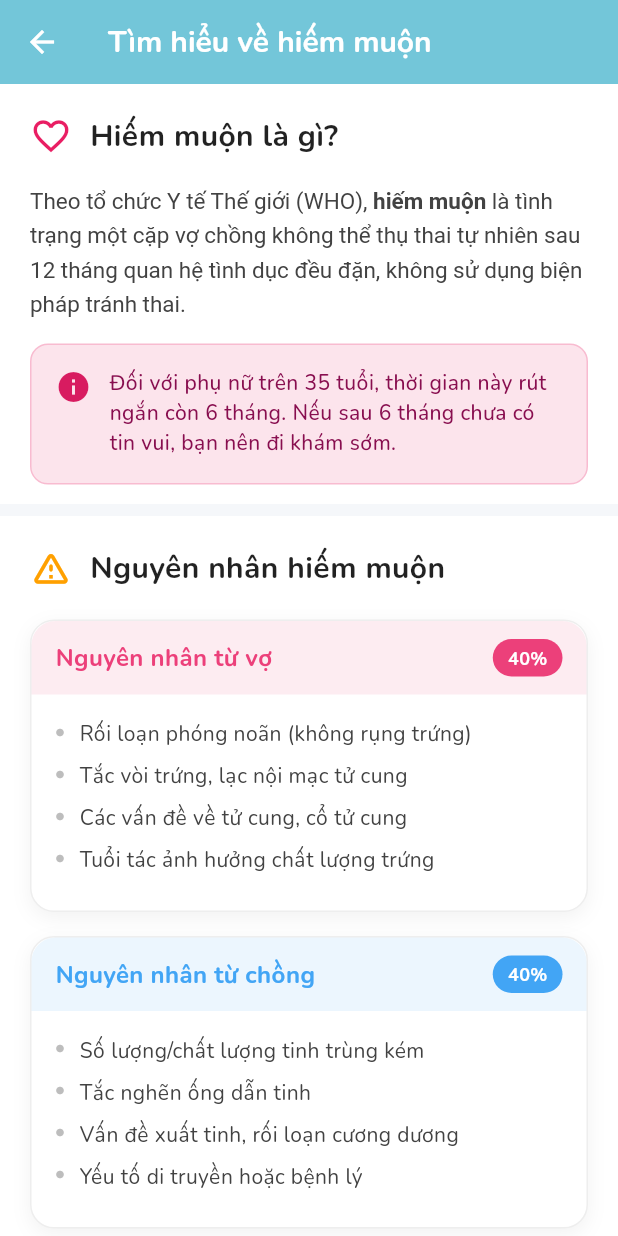
After one commit to Khanshh/P-inno, a Flutter app: the InfertilityDetailScreen screen opened directly, on a phone screen of 412 x 824 dp. The commit adds this screen. Run offline on Flutter 3.47's test engine with Material 3 defaults, Android fonts, the phone set to English and light mode, and no system bars; our stand-ins replace google_fonts, smooth_page_indicator.

Commit message:
[NEW] Màn nhỏ quá trình điều trị

```diff
--- a/lib/screens/discover_screen.dart
+++ b/lib/screens/discover_screen.dart
@@ -1,4 +1,5 @@
 import 'package:flutter/material.dart';
+import 'infertility_detail_screen.dart';
 
 class DiscoverScreen extends StatelessWidget {
   const DiscoverScreen({super.key});
@@ -16,7 +17,7 @@ class DiscoverScreen extends StatelessWidget {
               child: Column(
                 crossAxisAlignment: CrossAxisAlignment.start,
                 children: [
-                  _buildBannerCard(),
+                  _buildBannerCard(context),
                   const SizedBox(height: 25),
                   const Text(
                     'Phương pháp hỗ trợ sinh sản',
@@ -92,25 +93,29 @@ class DiscoverScreen extends StatelessWidget {
     );
   }
 
-  Widget _buildBannerCard() {
+  Widget _buildBannerCard(BuildContext context) {
     return Container(
       width: double.infinity,
       padding: const EdgeInsets.all(20),
       decoration: BoxDecoration(
-        gradient: const LinearGradient(
-          colors: [Color(0xFF9C27B0), Color(0xFFE91E63)], // Tím -> Hồng
-          begin: Alignment.topLeft,
-          end: Alignment.bottomRight,
-        ),
+        color: const Color(0xFF73C6D9), // Xanh chủ đạo
         borderRadius: BorderRadius.circular(20),
         boxShadow: [
           BoxShadow(
-            color: const Color(0xFFE91E63).withOpacity(0.3),
+            color: const Color(0xFF73C6D9).withOpacity(0.3),
             blurRadius: 15,
             offset: const Offset(0, 8),
           ),
         ],
       ),
+      child: InkWell(
+        onTap: () {
+          Navigator.of(context).push(
+            MaterialPageRoute(
+              builder: (_) => const InfertilityDetailScreen(),
+            ),
+          );
+        },
         child: Row(
           children: [
             Container(
@@ -142,6 +147,7 @@ class DiscoverScreen extends StatelessWidget {
               size: 18,
             ),
           ],
+        ),
       ),
     );
   }
--- /dev/null
+++ b/lib/screens/infertility_detail_screen.dart
@@ -0,0 +1,453 @@
+import 'package:flutter/material.dart';
+
+class InfertilityDetailScreen extends StatelessWidget {
+  const InfertilityDetailScreen({super.key});
+
+  @override
+  Widget build(BuildContext context) {
+    return Scaffold(
+      backgroundColor: Colors.white,
+      appBar: AppBar(
+        backgroundColor: const Color(0xFF73C6D9),
+        elevation: 0,
+        leading: IconButton(
+          icon: const Icon(Icons.arrow_back, color: Colors.white),
+          onPressed: () => Navigator.of(context).pop(),
+        ),
+        title: const Text(
+          'Tìm hiểu về hiếm muộn',
+          style: TextStyle(
+            color: Colors.white,
+            fontWeight: FontWeight.bold,
+            fontSize: 20,
+          ),
+        ),
+      ),
+      body: SingleChildScrollView(
+        child: Column(
+          children: [
+            _buildDefinitionSection(),
+            const Divider(height: 1, thickness: 8, color: Color(0xFFF5F7FA)),
+            _buildCausesSection(),
+            const Divider(height: 1, thickness: 8, color: Color(0xFFF5F7FA)),
+            _buildTreatmentsSection(),
+            _buildExpertAdviceSection(context),
+          ],
+        ),
+      ),
+    );
+  }
+
+  Widget _buildDefinitionSection() {
+    return Padding(
+      padding: const EdgeInsets.all(20),
+      child: Column(
+        crossAxisAlignment: CrossAxisAlignment.start,
+        children: [
+          Row(
+            children: const [
+              Icon(Icons.favorite_border, color: Color(0xFFE91E63), size: 28),
+              SizedBox(width: 12),
+              Text(
+                'Hiếm muộn là gì?',
+                style: TextStyle(
+                  fontSize: 20,
+                  fontWeight: FontWeight.bold,
+                  color: Colors.black87,
+                ),
+              ),
+            ],
+          ),
+          const SizedBox(height: 16),
+          RichText(
+            text: TextSpan(
+              style: TextStyle(
+                fontSize: 15,
+                color: Colors.grey[800],
+                height: 1.5,
+              ),
+              children: const [
+                TextSpan(text: 'Theo tổ chức Y tế Thế giới (WHO), '),
+                TextSpan(
+                  text: 'hiếm muộn',
+                  style: TextStyle(fontWeight: FontWeight.bold),
+                ),
+                TextSpan(
+                  text:
+                      ' là tình trạng một cặp vợ chồng không thể thụ thai tự nhiên sau 12 tháng quan hệ tình dục đều đặn, không sử dụng biện pháp tránh thai.',
+                ),
+              ],
+            ),
+          ),
+          const SizedBox(height: 16),
+          Container(
+            padding: const EdgeInsets.all(16),
+            decoration: BoxDecoration(
+              color: const Color(0xFFFCE4EC), // Hồng nhạt
+              borderRadius: BorderRadius.circular(12),
+              border: Border.all(color: const Color(0xFFF8BBD0)),
+            ),
+            child: Row(
+              crossAxisAlignment: CrossAxisAlignment.start,
+              children: [
+                const Icon(Icons.info, color: Color(0xFFD81B60), size: 24),
+                const SizedBox(width: 12),
+                Expanded(
+                  child: Text(
+                    'Đối với phụ nữ trên 35 tuổi, thời gian này rút ngắn còn 6 tháng. Nếu sau 6 tháng chưa có tin vui, bạn nên đi khám sớm.',
+                    style: TextStyle(
+                      fontSize: 14,
+                      color: Colors.pink[900],
+                      height: 1.4,
+                      fontWeight: FontWeight.w500,
+                    ),
+                  ),
+                ),
+              ],
+            ),
+          ),
+        ],
+      ),
+    );
+  }
+
+  Widget _buildCausesSection() {
+    return Padding(
+      padding: const EdgeInsets.all(20),
+      child: Column(
+        crossAxisAlignment: CrossAxisAlignment.start,
+        children: [
+          Row(
+            children: const [
+              Icon(Icons.warning_amber_rounded,
+                  color: Color(0xFFFFA000), size: 28),
+              SizedBox(width: 12),
+              Text(
+                'Nguyên nhân hiếm muộn',
+                style: TextStyle(
+                  fontSize: 20,
+                  fontWeight: FontWeight.bold,
+                  color: Colors.black87,
+                ),
+              ),
+            ],
+          ),
+          const SizedBox(height: 20),
+          _buildCauseCard(
+            idx: 1,
+            title: 'Nguyên nhân từ vợ',
+            percentage: '40%',
+            color: const Color(0xFFEC407A),
+            items: [
+              'Rối loạn phóng noãn (không rụng trứng)',
+              'Tắc vòi trứng, lạc nội mạc tử cung',
+              'Các vấn đề về tử cung, cổ tử cung',
+              'Tuổi tác ảnh hưởng chất lượng trứng',
+            ],
+          ),
+          const SizedBox(height: 16),
+          _buildCauseCard(
+            idx: 2,
+            title: 'Nguyên nhân từ chồng',
+            percentage: '40%',
+            color: const Color(0xFF42A5F5),
+            items: [
+              'Số lượng/chất lượng tinh trùng kém',
+              'Tắc nghẽn ống dẫn tinh',
+              'Vấn đề xuất tinh, rối loạn cương dương',
+              'Yếu tố di truyền hoặc bệnh lý',
+            ],
+          ),
+          const SizedBox(height: 16),
+          _buildCauseCard(
+            idx: 3,
+            title: 'Không rõ nguyên nhân',
+            percentage: '20%',
+            color: const Color(0xFFAB47BC),
+            items: [
+              'Cả hai vợ chồng đều bình thường',
+              'Kêt hợp nguyên nhân từ cả hai phía',
+              'Do yếu tố môi trường, lối sống',
+            ],
+          ),
+          const SizedBox(height: 20),
+          Container(
+            padding: const EdgeInsets.all(16),
+            decoration: BoxDecoration(
+              color: const Color(0xFFFFFDE7), // Vàng nhạt
+              borderRadius: BorderRadius.circular(12),
+              border: Border.all(color: const Color(0xFFFFF59D)),
+            ),
+            child: Text.rich(
+              TextSpan(
+                style: TextStyle(
+                  fontSize: 14,
+                  color: Colors.blueGrey[800],
+                  height: 1.4,
+                ),
+                children: const [
+                  TextSpan(
+                    text: 'Lưu ý: ',
+                    style: TextStyle(fontWeight: FontWeight.bold),
+                  ),
+                  TextSpan(
+                    text:
+                        'Việc xác định nguyên nhân chính xác đòi hỏi phải thăm khám chuyên sâu cho cả hai vợ chồng tại các cơ sở y tế uy tín.',
+                  ),
+                ],
+              ),
+            ),
+          ),
+        ],
+      ),
+    );
+  }
+
+  Widget _buildCauseCard({
+    required int idx,
+    required String title,
+    required String percentage,
+    required Color color,
+    required List<String> items,
+  }) {
+    return Container(
+      decoration: BoxDecoration(
+        color: Colors.white,
+        borderRadius: BorderRadius.circular(16),
+        boxShadow: [
+          BoxShadow(
+            color: Colors.black.withOpacity(0.05),
+            blurRadius: 10,
+            offset: const Offset(0, 4),
+          ),
+        ],
+        border: Border.all(color: Colors.grey.shade200),
+      ),
+      child: Column(
+        children: [
+          Container(
+            padding: const EdgeInsets.symmetric(horizontal: 16, vertical: 12),
+            decoration: BoxDecoration(
+              color: color.withOpacity(0.1),
+              borderRadius: const BorderRadius.only(
+                topLeft: Radius.circular(16),
+                topRight: Radius.circular(16),
+              ),
+            ),
+            child: Row(
+              mainAxisAlignment: MainAxisAlignment.spaceBetween,
+              children: [
+                Text(
+                  title,
+                  style: TextStyle(
+                    fontSize: 16,
+                    fontWeight: FontWeight.bold,
+                    color: color,
+                  ),
+                ),
+                Container(
+                  padding:
+                      const EdgeInsets.symmetric(horizontal: 10, vertical: 4),
+                  decoration: BoxDecoration(
+                    color: color,
+                    borderRadius: BorderRadius.circular(20),
+                  ),
+                  child: Text(
+                    percentage,
+                    style: const TextStyle(
+                      color: Colors.white,
+                      fontWeight: FontWeight.bold,
+                      fontSize: 12,
+                    ),
+                  ),
+                ),
+              ],
+            ),
+          ),
+          Padding(
+            padding: const EdgeInsets.all(16),
+            child: Column(
+              children: items
+                  .map((item) => Padding(
+                        padding: const EdgeInsets.only(bottom: 8),
+                        child: Row(
+                          crossAxisAlignment: CrossAxisAlignment.start,
+                          children: [
+                            Padding(
+                              padding: const EdgeInsets.only(top: 6),
+                              child: Icon(Icons.circle,
+                                  size: 6, color: Colors.grey[400]),
+                            ),
+                            const SizedBox(width: 10),
+                            Expanded(
+                              child: Text(
+                                item,
+                                style: TextStyle(
+                                  fontSize: 14,
+                                  color: Colors.grey[800],
+                                ),
+                              ),
+                            ),
+                          ],
+                        ),
+                      ))
+                  .toList(),
+            ),
+          ),
+        ],
+      ),
+    );
+  }
+
+  Widget _buildTreatmentsSection() {
+    return Padding(
+      padding: const EdgeInsets.all(20),
+      child: Column(
+        crossAxisAlignment: CrossAxisAlignment.start,
+        children: [
+          Row(
+            children: const [
+              Icon(Icons.medication_outlined,
+                  color: Color(0xFF00ACC1), size: 28),
+              SizedBox(width: 12),
+              Text(
+                'Phương pháp điều trị',
+                style: TextStyle(
+                  fontSize: 20,
+                  fontWeight: FontWeight.bold,
+                  color: Colors.black87,
+                ),
+              ),
+            ],
+          ),
+          const SizedBox(height: 20),
+          _buildTreatmentItem(
+            icon: Icons.personal_injury_outlined,
+            color: Colors.orange,
+            title: 'Thay đổi lối sống',
+            subtitle: 'Dinh dưỡng, vận động, bỏ thuốc lá...',
+          ),
+          _buildTreatmentItem(
+            icon: Icons.medical_services_outlined,
+            color: Colors.blue,
+            title: 'Điều trị nội khoa/ngoại khoa',
+            subtitle: 'Dùng thuốc kích trứng hoặc phẫu thuật',
+          ),
+          _buildTreatmentItem(
+            icon: Icons.science_outlined,
+            color: Colors.purple,
+            title: 'Hỗ trợ sinh sản (ART)',
+            subtitle: 'IVF, IUI, ICSI, Đông lạnh trứng...',
+          ),
+        ],
+      ),
+    );
+  }
+
+  Widget _buildTreatmentItem({
+    required IconData icon,
+    required Color color,
+    required String title,
+    required String subtitle,
+  }) {
+    return Container(
+      margin: const EdgeInsets.only(bottom: 16),
+      padding: const EdgeInsets.all(16),
+      decoration: BoxDecoration(
+        color: Colors.white,
+        borderRadius: BorderRadius.circular(12),
+        border: Border.all(color: Colors.grey.shade200),
+      ),
+      child: Row(
+        children: [
+          Container(
+            padding: const EdgeInsets.all(12),
+            decoration: BoxDecoration(
+              color: color.withOpacity(0.1),
+              shape: BoxShape.circle,
+            ),
+            child: Icon(icon, color: color, size: 24),
+          ),
+          const SizedBox(width: 16),
+          Expanded(
+            child: Column(
+              crossAxisAlignment: CrossAxisAlignment.start,
+              children: [
+                Text(
+                  title,
+                  style: const TextStyle(
+                    fontSize: 16,
+                    fontWeight: FontWeight.bold,
+                    color: Colors.black87,
+                  ),
+                ),
+                const SizedBox(height: 4),
+                Text(
+                  subtitle,
+                  style: TextStyle(
+                    fontSize: 13,
+                    color: Colors.grey[600],
+                  ),
+                ),
+              ],
+            ),
+          ),
+        ],
+      ),
+    );
+  }
+
+  Widget _buildExpertAdviceSection(BuildContext context) {
+    return Container(
+      width: double.infinity,
+      color: const Color(0xFFF3E5F5), // Tím nhạt background
+      padding: const EdgeInsets.all(24),
+      child: Column(
+        children: [
+          const Text(
+            'Lời khuyên từ chuyên gia',
+            style: TextStyle(
+              fontSize: 18,
+              fontWeight: FontWeight.bold,
+              color: Color(0xFF8E24AA),
+            ),
+          ),
+          const SizedBox(height: 12),
+          Text(
+            'Đừng ngần ngại tìm kiếm sự giúp đỡ. Y học hiện đại có rất nhiều phương pháp để hỗ trợ bạn hiện thực hóa giấc mơ làm cha mẹ. Việc phát hiện và điều trị sớm là chìa khóa thành công.',
+            textAlign: TextAlign.center,
+            style: TextStyle(
+              fontSize: 14,
+              color: Colors.grey[800],
+              height: 1.5,
+              fontStyle: FontStyle.italic,
+            ),
+          ),
+          const SizedBox(height: 24),
+          SizedBox(
+            width: double.infinity,
+            height: 50,
+            child: ElevatedButton(
+              onPressed: () {},
+              style: ElevatedButton.styleFrom(
+                backgroundColor: const Color(0xFF73C6D9),
+                elevation: 0,
+                shape: RoundedRectangleBorder(
+                  borderRadius: BorderRadius.circular(25),
+                ),
+              ),
+              child: const Text(
+                'Tham khảo bệnh viện/phòng khám',
+                style: TextStyle(
+                  fontSize: 16,
+                  fontWeight: FontWeight.bold,
+                  color: Colors.white,
+                ),
+              ),
+            ),
+          ),
+        ],
+      ),
+    );
+  }
+}
--- a/lib/screens/profile_screen.dart
+++ b/lib/screens/profile_screen.dart
@@ -1,5 +1,6 @@
 import 'package:flutter/material.dart';
 import '../widgets/login_dialog.dart';
+import 'discover_screen.dart';
 
 class ProfileScreen extends StatelessWidget {
   const ProfileScreen({super.key});
@@ -17,6 +18,8 @@ class ProfileScreen extends StatelessWidget {
               child: Column(
                 children: [
                   _buildLoginCard(context),
+                  const SizedBox(height: 20),
+                  _buildTreatmentProcessButton(context),
                   const SizedBox(height: 20),
                   _buildBenefitsCard(),
                   const SizedBox(height: 20),
@@ -247,4 +250,66 @@ class ProfileScreen extends StatelessWidget {
       ),
     );
   }
+  Widget _buildTreatmentProcessButton(BuildContext context) {
+    return Container(
+      width: double.infinity,
+      decoration: BoxDecoration(
+        color: Colors.white,
+        borderRadius: BorderRadius.circular(16),
+        boxShadow: [
+          BoxShadow(
+            color: Colors.black.withOpacity(0.05),
+            blurRadius: 10,
+            offset: const Offset(0, 4),
+          ),
+        ],
+      ),
+      child: Material(
+        color: Colors.transparent,
+        child: InkWell(
+          onTap: () {
+            Navigator.of(context).push(
+              MaterialPageRoute(builder: (_) => const DiscoverScreen()),
+            );
+          },
+          borderRadius: BorderRadius.circular(16),
+          child: Padding(
+            padding: const EdgeInsets.all(20),
+            child: Row(
+              children: [
+                Container(
+                  padding: const EdgeInsets.all(12),
+                  decoration: BoxDecoration(
+                    color: const Color(0xFFE0F7FA),
+                    borderRadius: BorderRadius.circular(12),
+                  ),
+                  child: const Icon(
+                    Icons.medical_services,
+                    color: Color(0xFF0097A7),
+                    size: 24,
+                  ),
+                ),
+                const SizedBox(width: 16),
+                Expanded(
+                  child: Text(
+                    'Quá trình điều trị',
+                    style: TextStyle(
+                      fontSize: 16,
+                      fontWeight: FontWeight.bold,
+                      color: Colors.grey[800],
+                    ),
+                  ),
+                ),
+                const Icon(
+                  Icons.arrow_forward_ios,
+                  color: Colors.grey,
+                  size: 16,
+                ),
+              ],
+            ),
+          ),
+        ),
+      ),
+    );
+  }
 }
```
Lines whose indentation alone changed are shown as unchanged.
